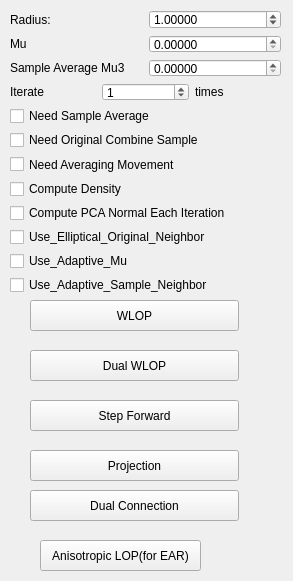
sunwaylive/Point-Cloud-Processing-2015, file point-cloud-2015/UI/para_wlop.ui: the form before one commit.
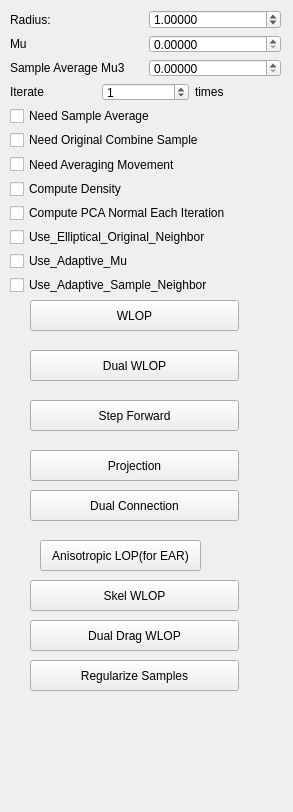
The form after the commit.

Diff of the .ui file:
```diff
--- a/point-cloud-2015/UI/para_wlop.ui
+++ b/point-cloud-2015/UI/para_wlop.ui
@@ -7,7 +7,7 @@
     <x>0</x>
     <y>0</y>
     <width>293</width>
-    <height>581</height>
+    <height>812</height>
    </rect>
   </property>
   <property name="windowTitle">
@@ -259,6 +259,45 @@
     <string>Dual Connection</string>
    </property>
   </widget>
+  <widget class="QPushButton" name="skel_wlop">
+   <property name="geometry">
+    <rect>
+     <x>30</x>
+     <y>580</y>
+     <width>209</width>
+     <height>31</height>
+    </rect>
+   </property>
+   <property name="text">
+    <string>Skel WLOP</string>
+   </property>
+  </widget>
+  <widget class="QPushButton" name="dual_drag_wlop">
+   <property name="geometry">
+    <rect>
+     <x>30</x>
+     <y>620</y>
+     <width>209</width>
+     <height>31</height>
+    </rect>
+   </property>
+   <property name="text">
+    <string>Dual Drag WLOP</string>
+   </property>
+  </widget>
+  <widget class="QPushButton" name="regularize_samples">
+   <property name="geometry">
+    <rect>
+     <x>30</x>
+     <y>660</y>
+     <width>209</width>
+     <height>31</height>
+    </rect>
+   </property>
+   <property name="text">
+    <string>Regularize Samples</string>
+   </property>
+  </widget>
  </widget>
  <resources/>
  <connections/>
```
